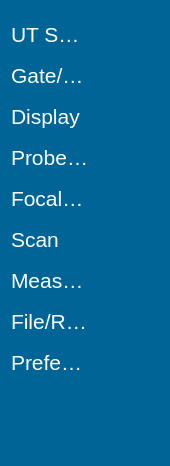
Above: ui/menu/main_menu.ui from 15903016222/Voice before the change. Below: the same form after it.
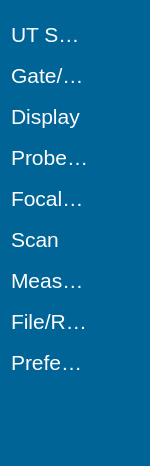
That is the form after the change. Icons and pictures are not drawn.

Commit message: 优化MainMenu

```diff
--- a/ui/menu/main_menu.ui
+++ b/ui/menu/main_menu.ui
@@ -6,13 +6,13 @@
    <rect>
     <x>0</x>
     <y>0</y>
-    <width>170</width>
+    <width>150</width>
     <height>466</height>
    </rect>
   </property>
   <property name="maximumSize">
    <size>
-    <width>175</width>
+    <width>155</width>
     <height>16777215</height>
    </size>
   </property>
@@ -103,7 +103,7 @@
 QTreeWidget::item:!has-children {
 	color:yellow;
 	margin: 8px;
-	margin-left: 30px;
+	margin-left: 25px;
 	background-color: rgba(37, 76, 124, 0); 
 	background-clip: margin;
 }
```
Left out of the diff: 2 changed lines with no effect on the pictures.
